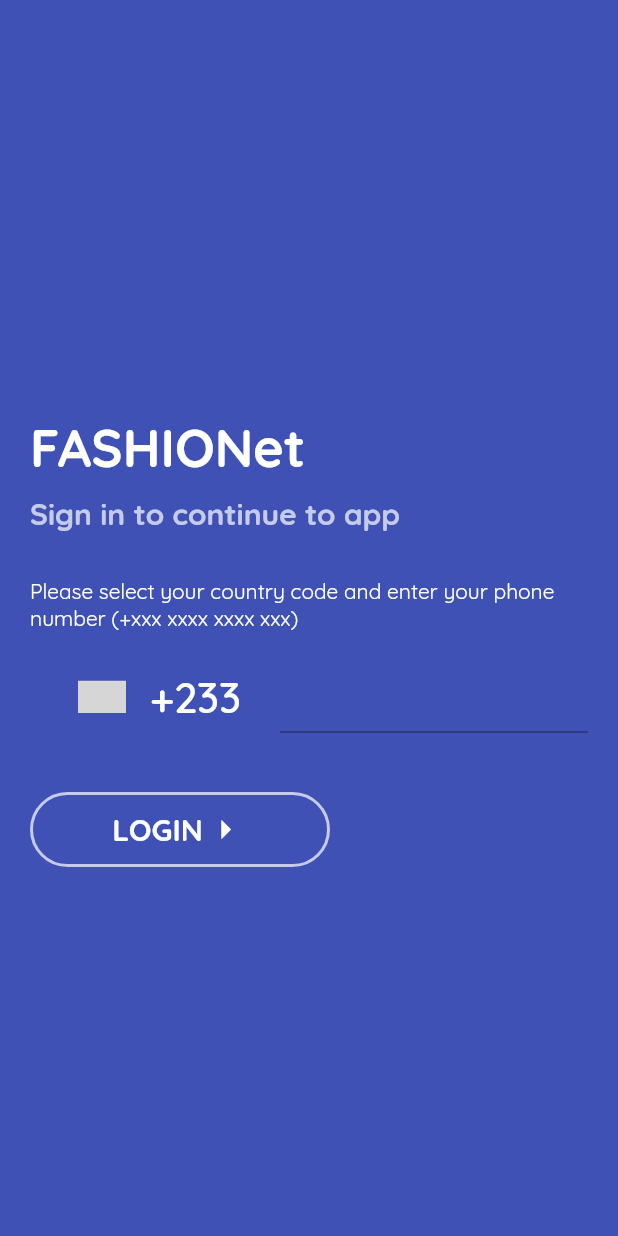
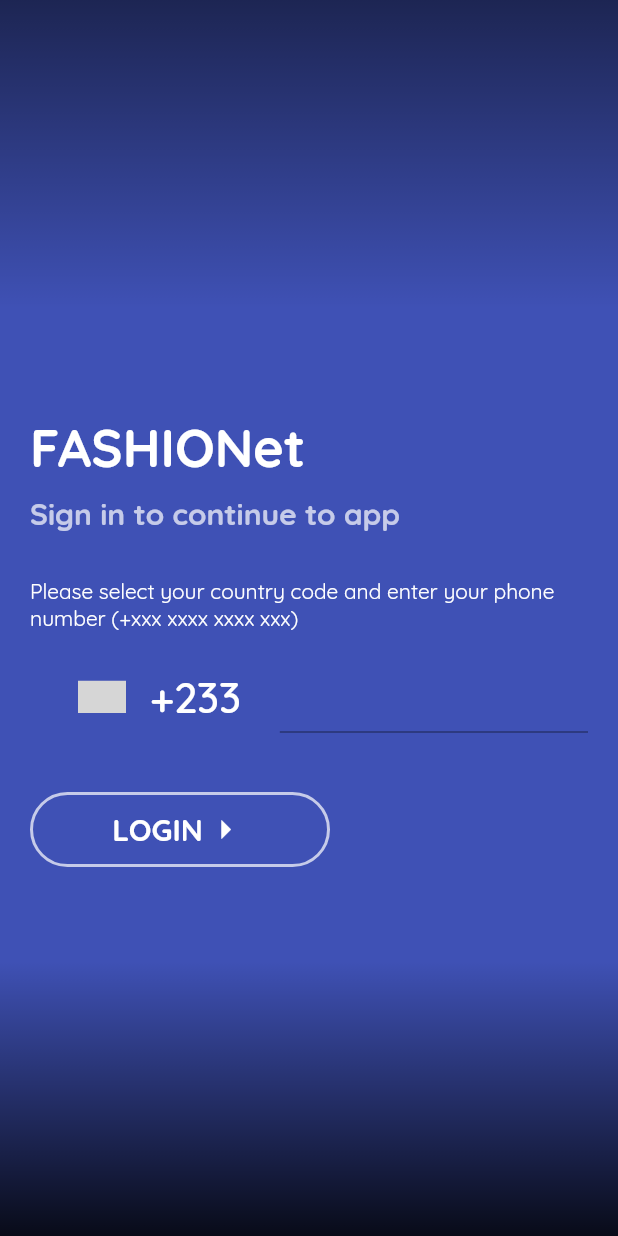
Before and after one commit to chrisoftech/fashionet, a Flutter app: the screen it shows after launch, after a tap on "LOGIN", on a phone screen of 412 x 824 dp. Run offline on Flutter 3.47's test engine with Material 2 defaults, Android fonts, the phone set to English and light mode, and no system bars; drawn by our look-alikes of country_code_picker; our stand-ins replace bloc, equatable, firebase_auth, flutter_bloc; accounts and stored records are empty; statements that could not run were skipped; grey boxes are pictures that could not be loaded.

Commit message:
Exported aut-state enum to separate file, Re-designed authentication-page, Re-designed login-form.dart widget

```diff
--- /dev/null
+++ b/lib/enums/auth_state.dart
@@ -0,0 +1,4 @@
+enum AuthState {
+  Verification,
+  Authentication,
+}
--- /dev/null
+++ b/lib/enums/enums.dart
@@ -0,0 +1 @@
+export 'auth_state.dart';
--- a/lib/modules/authentication/authentication_page.dart
+++ b/lib/modules/authentication/authentication_page.dart
@@ -1,13 +1,9 @@
 import 'package:fashionet/blocs/blocs.dart';
+import 'package:fashionet/enums/enums.dart';
 import 'package:fashionet/repositories/repositories.dart';
 import 'package:fashionet/widgets/widgets.dart';
 import 'package:flutter/material.dart';
 import 'package:flutter_bloc/flutter_bloc.dart';
-
-enum AuthState {
-  Verification,
-  Authentication,
-}
 
 class AuthenticationPage extends StatefulWidget {
   final UserRepository _userRepository;
@@ -43,9 +39,16 @@ class _AuthenticationPageState extends State<AuthenticationPage> {
   Widget _buildLoginWithPhoneNumberForm() {
     return LoginForm(
       userRepository: widget._userRepository,
+      onRequestForNewCode: (bool onRequestForNewCode) {
+        print('Request for new code! $onRequestForNewCode');
+        if (onRequestForNewCode) {
+          setState(() {
+            _authState = AuthState.Verification;
+          });
+        }
+      },
       onLoginSuccess: (bool isLoginSuccessfull) {
         print('Login is $isLoginSuccessfull');
-        // Navigator
       },
     );
   }
@@ -74,6 +77,52 @@ class _AuthenticationPageState extends State<AuthenticationPage> {
     );
   }
 
+  Widget _buildTopGradientBackground(
+      {@required deviceHeight, @required deviceWidth}) {
+    final double _gradientHeight = deviceHeight / 4;
+
+    return Positioned(
+      top: 0.0,
+      height: _gradientHeight,
+      width: deviceWidth,
+      child: Container(
+        decoration: BoxDecoration(
+          gradient: LinearGradient(
+            begin: Alignment.bottomCenter,
+            end: Alignment.topCenter,
+            colors: [
+              Colors.transparent,
+              Colors.black54,
+            ],
+          ),
+        ),
+      ),
+    );
+  }
+
+  Widget _buildBottomGradientBackground(
+      {@required deviceHeight, @required deviceWidth}) {
+    final double _gradientHeight = deviceHeight / 4.5;
+
+    return Positioned(
+      bottom: 0.0,
+      height: _gradientHeight,
+      width: deviceWidth,
+      child: Container(
+        decoration: BoxDecoration(
+          gradient: LinearGradient(
+            begin: Alignment.topCenter,
+            end: Alignment.bottomCenter,
+            colors: [
+              Colors.transparent,
+              Colors.black87,
+            ],
+          ),
+        ),
+      ),
+    );
+  }
+
   @override
   Widget build(BuildContext context) {
     final double _deviceHeight = MediaQuery.of(context).size.height;
@@ -81,13 +130,23 @@ class _AuthenticationPageState extends State<AuthenticationPage> {
 
     return Scaffold(
       backgroundColor: Theme.of(context).primaryColor,
-      // appBar: AppBar(title: Text('Login Page')),
       body: BlocProvider<LoginBloc>(
         builder: (BuildContext context) => LoginBloc(
             userRepository: widget._userRepository,
             authenticationBloc: BlocProvider.of<AuthenticationBloc>(context)),
-        child: _buildAuthenticationPageBody(
-            deviceHeight: _deviceHeight, deviceWidth: _deviceWidth),
+        child: GestureDetector(
+          onTap: () => FocusScope.of(context).requestFocus(FocusNode()),
+          child: Stack(
+            children: <Widget>[
+              _buildAuthenticationPageBody(
+                  deviceHeight: _deviceHeight, deviceWidth: _deviceWidth),
+              _buildBottomGradientBackground(
+                  deviceHeight: _deviceHeight, deviceWidth: _deviceWidth),
+              _buildTopGradientBackground(
+                  deviceHeight: _deviceHeight, deviceWidth: _deviceWidth),
+            ],
+          ),
+        ),
       ),
     );
   }
```
Also changed, not shown: lib/widgets/authentication/login_form.dart (+160 -28 lines).
